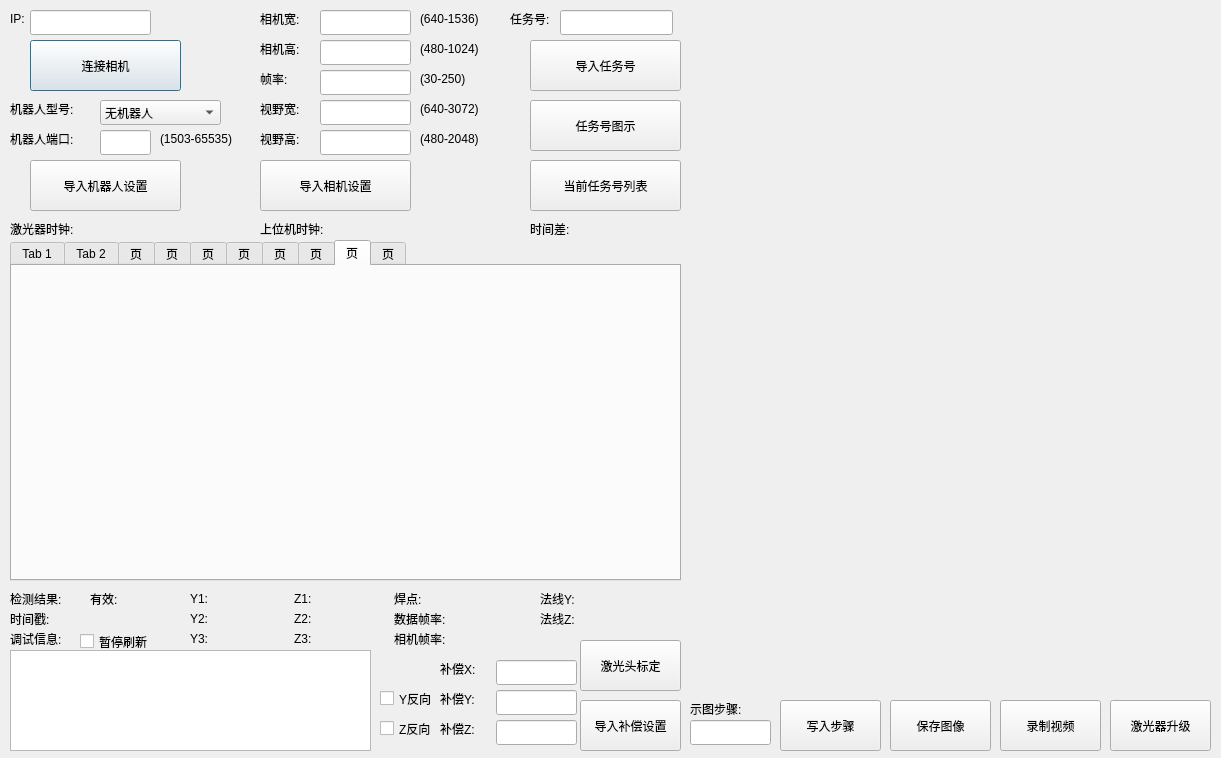
Before: the Qt Designer form qtmysunnydlg.ui in qubo188612/qtmysunny, drawn with Qt 5.
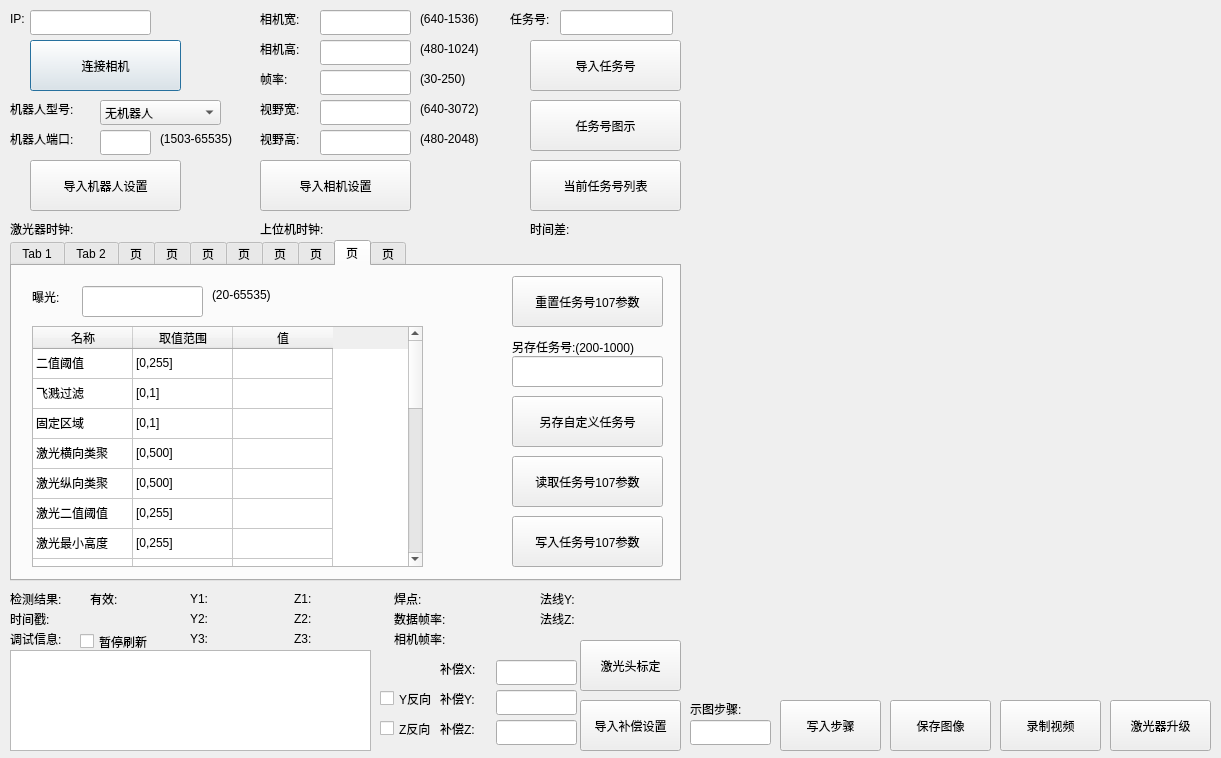
After: the same form once the commit is applied. The open tabs and pages were chosen to show the change. Custom widgets are drawn as their Qt base class.

The edit to the form file:
```diff
--- a/qtmysunnydlg.ui
+++ b/qtmysunnydlg.ui
@@ -5242,6 +5242,585 @@
     <attribute name="title">
      <string>页</string>
     </attribute>
+    <widget class="QPushButton" name="readTab9Btn">
+     <property name="geometry">
+      <rect>
+       <x>500</x>
+       <y>190</y>
+       <width>151</width>
+       <height>51</height>
+      </rect>
+     </property>
+     <property name="text">
+      <string>读取任务号107参数</string>
+     </property>
+    </widget>
+    <widget class="QLineEdit" name="alg107_othersave">
+     <property name="geometry">
+      <rect>
+       <x>500</x>
+       <y>90</y>
+       <width>151</width>
+       <height>31</height>
+      </rect>
+     </property>
+    </widget>
+    <widget class="QPushButton" name="othersaveTab9Btn">
+     <property name="geometry">
+      <rect>
+       <x>500</x>
+       <y>130</y>
+       <width>151</width>
+       <height>51</height>
+      </rect>
+     </property>
+     <property name="text">
+      <string>另存自定义任务号</string>
+     </property>
+    </widget>
+    <widget class="QLabel" name="tab9label_1">
+     <property name="geometry">
+      <rect>
+       <x>500</x>
+       <y>70</y>
+       <width>151</width>
+       <height>21</height>
+      </rect>
+     </property>
+     <property name="text">
+      <string>另存任务号:(200-1000)</string>
+     </property>
+    </widget>
+    <widget class="QLabel" name="tab9label_2">
+     <property name="geometry">
+      <rect>
+       <x>20</x>
+       <y>20</y>
+       <width>41</width>
+       <height>21</height>
+      </rect>
+     </property>
+     <property name="text">
+      <string>曝光:</string>
+     </property>
+    </widget>
+    <widget class="QPushButton" name="initTab9Btn">
+     <property name="geometry">
+      <rect>
+       <x>500</x>
+       <y>10</y>
+       <width>151</width>
+       <height>51</height>
+      </rect>
+     </property>
+     <property name="text">
+      <string>重置任务号107参数</string>
+     </property>
+    </widget>
+    <widget class="QLabel" name="tab9label_3">
+     <property name="geometry">
+      <rect>
+       <x>200</x>
+       <y>20</y>
+       <width>81</width>
+       <height>17</height>
+      </rect>
+     </property>
+     <property name="text">
+      <string>(20-65535)</string>
+     </property>
+    </widget>
+    <widget class="QTableWidget" name="tab9tableWidget">
+     <property name="geometry">
+      <rect>
+       <x>20</x>
+       <y>60</y>
+       <width>391</width>
+       <height>241</height>
+      </rect>
+     </property>
+     <attribute name="verticalHeaderVisible">
+      <bool>false</bool>
+     </attribute>
+     <row>
+      <property name="text">
+       <string>1</string>
+      </property>
+     </row>
+     <row>
+      <property name="text">
+       <string>2</string>
+      </property>
+     </row>
+     <row>
+      <property name="text">
+       <string>3</string>
+      </property>
+     </row>
+     <row>
+      <property name="text">
+       <string>4</string>
+      </property>
+     </row>
+     <row>
+      <property name="text">
+       <string>5</string>
+      </property>
+     </row>
+     <row>
+      <property name="text">
+       <string>6</string>
+      </property>
+     </row>
+     <row>
+      <property name="text">
+       <string>7</string>
+      </property>
+     </row>
+     <row>
+      <property name="text">
+       <string>8</string>
+      </property>
+     </row>
+     <row>
+      <property name="text">
+       <string>9</string>
+      </property>
+     </row>
+     <row>
+      <property name="text">
+       <string>10</string>
+      </property>
+     </row>
+     <row>
+      <property name="text">
+       <string>11</string>
+      </property>
+     </row>
+     <row>
+      <property name="text">
+       <string>12</string>
+      </property>
+     </row>
+     <row>
+      <property name="text">
+       <string>13</string>
+      </property>
+     </row>
+     <row>
+      <property name="text">
+       <string>14</string>
+      </property>
+     </row>
+     <row>
+      <property name="text">
+       <string>15</string>
+      </property>
+     </row>
+     <row>
+      <property name="text">
+       <string>16</string>
+      </property>
+     </row>
+     <row>
+      <property name="text">
+       <string>17</string>
+      </property>
+     </row>
+     <row>
+      <property name="text">
+       <string>18</string>
+      </property>
+     </row>
+     <row>
+      <property name="text">
+       <string>19</string>
+      </property>
+     </row>
+     <row>
+      <property name="text">
+       <string>20</string>
+      </property>
+     </row>
+     <row>
+      <property name="text">
+       <string>21</string>
+      </property>
+     </row>
+     <row>
+      <property name="text">
+       <string>22</string>
+      </property>
+     </row>
+     <column>
+      <property name="text">
+       <string>名称</string>
+      </property>
+     </column>
+     <column>
+      <property name="text">
+       <string>取值范围</string>
+      </property>
+     </column>
+     <column>
+      <property name="text">
+       <string>值</string>
+      </property>
+     </column>
+     <item row="0" column="0">
+      <property name="text">
+       <string>二值阈值</string>
+      </property>
+     </item>
+     <item row="0" column="1">
+      <property name="text">
+       <string>[0,255]</string>
+      </property>
+     </item>
+     <item row="0" column="2">
+      <property name="text">
+       <string/>
+      </property>
+     </item>
+     <item row="1" column="0">
+      <property name="text">
+       <string>飞溅过滤</string>
+      </property>
+     </item>
+     <item row="1" column="1">
+      <property name="text">
+       <string>[0,1]</string>
+      </property>
+     </item>
+     <item row="1" column="2">
+      <property name="text">
+       <string/>
+      </property>
+     </item>
+     <item row="2" column="0">
+      <property name="text">
+       <string>固定区域</string>
+      </property>
+     </item>
+     <item row="2" column="1">
+      <property name="text">
+       <string>[0,1]</string>
+      </property>
+     </item>
+     <item row="2" column="2">
+      <property name="text">
+       <string/>
+      </property>
+     </item>
+     <item row="3" column="0">
+      <property name="text">
+       <string>激光横向类聚</string>
+      </property>
+     </item>
+     <item row="3" column="1">
+      <property name="text">
+       <string>[0,500]</string>
+      </property>
+     </item>
+     <item row="3" column="2">
+      <property name="text">
+       <string/>
+      </property>
+     </item>
+     <item row="4" column="0">
+      <property name="text">
+       <string>激光纵向类聚</string>
+      </property>
+     </item>
+     <item row="4" column="1">
+      <property name="text">
+       <string>[0,500]</string>
+      </property>
+     </item>
+     <item row="4" column="2">
+      <property name="text">
+       <string/>
+      </property>
+     </item>
+     <item row="5" column="0">
+      <property name="text">
+       <string>激光二值阈值</string>
+      </property>
+     </item>
+     <item row="5" column="1">
+      <property name="text">
+       <string>[0,255]</string>
+      </property>
+     </item>
+     <item row="5" column="2">
+      <property name="text">
+       <string/>
+      </property>
+     </item>
+     <item row="6" column="0">
+      <property name="text">
+       <string>激光最小高度</string>
+      </property>
+     </item>
+     <item row="6" column="1">
+      <property name="text">
+       <string>[0,255]</string>
+      </property>
+     </item>
+     <item row="6" column="2">
+      <property name="text">
+       <string/>
+      </property>
+     </item>
+     <item row="7" column="0">
+      <property name="text">
+       <string>激光最小长度</string>
+      </property>
+     </item>
+     <item row="7" column="1">
+      <property name="text">
+       <string>[0,255]</string>
+      </property>
+     </item>
+     <item row="7" column="2">
+      <property name="text">
+       <string/>
+      </property>
+     </item>
+     <item row="8" column="0">
+      <property name="text">
+       <string>激光最粗限制</string>
+      </property>
+     </item>
+     <item row="8" column="1">
+      <property name="text">
+       <string>[0,20]</string>
+      </property>
+     </item>
+     <item row="8" column="2">
+      <property name="text">
+       <string/>
+      </property>
+     </item>
+     <item row="9" column="0">
+      <property name="text">
+       <string>侧板激光最大斜率</string>
+      </property>
+     </item>
+     <item row="9" column="1">
+      <property name="text">
+       <string>[0,5000]</string>
+      </property>
+     </item>
+     <item row="9" column="2">
+      <property name="text">
+       <string/>
+      </property>
+     </item>
+     <item row="10" column="0">
+      <property name="text">
+       <string>侧板激光最小斜率</string>
+      </property>
+     </item>
+     <item row="10" column="1">
+      <property name="text">
+       <string>[-2000,2000]</string>
+      </property>
+     </item>
+     <item row="10" column="2">
+      <property name="text">
+       <string/>
+      </property>
+     </item>
+     <item row="11" column="0">
+      <property name="text">
+       <string>侧板激光最小长度</string>
+      </property>
+     </item>
+     <item row="11" column="1">
+      <property name="text">
+       <string>[1,500]</string>
+      </property>
+     </item>
+     <item row="11" column="2">
+      <property name="text">
+       <string/>
+      </property>
+     </item>
+     <item row="12" column="0">
+      <property name="text">
+       <string>底板激光最小斜率</string>
+      </property>
+     </item>
+     <item row="12" column="1">
+      <property name="text">
+       <string>[-5000,0]</string>
+      </property>
+     </item>
+     <item row="12" column="2">
+      <property name="text">
+       <string/>
+      </property>
+     </item>
+     <item row="13" column="0">
+      <property name="text">
+       <string>底板激光最大斜率</string>
+      </property>
+     </item>
+     <item row="13" column="1">
+      <property name="text">
+       <string>[-2000,2000]</string>
+      </property>
+     </item>
+     <item row="13" column="2">
+      <property name="text">
+       <string/>
+      </property>
+     </item>
+     <item row="14" column="0">
+      <property name="text">
+       <string>底板激光最小长度</string>
+      </property>
+     </item>
+     <item row="14" column="1">
+      <property name="text">
+       <string>[1,500]</string>
+      </property>
+     </item>
+     <item row="14" column="2">
+      <property name="text">
+       <string/>
+      </property>
+     </item>
+     <item row="15" column="0">
+      <property name="text">
+       <string>侧板激光最远起点</string>
+      </property>
+     </item>
+     <item row="15" column="1">
+      <property name="text">
+       <string>[0,500]</string>
+      </property>
+     </item>
+     <item row="15" column="2">
+      <property name="text">
+       <string/>
+      </property>
+     </item>
+     <item row="16" column="0">
+      <property name="text">
+       <string>侧板激光最近终点</string>
+      </property>
+     </item>
+     <item row="16" column="1">
+      <property name="text">
+       <string>[0,1500]</string>
+      </property>
+     </item>
+     <item row="16" column="2">
+      <property name="text">
+       <string/>
+      </property>
+     </item>
+     <item row="17" column="0">
+      <property name="text">
+       <string>底板激光最远起点</string>
+      </property>
+     </item>
+     <item row="17" column="1">
+      <property name="text">
+       <string>[0,500]</string>
+      </property>
+     </item>
+     <item row="17" column="2">
+      <property name="text">
+       <string/>
+      </property>
+     </item>
+     <item row="18" column="0">
+      <property name="text">
+       <string>底板激光最近终点</string>
+      </property>
+     </item>
+     <item row="18" column="1">
+      <property name="text">
+       <string>[0,1500]</string>
+      </property>
+     </item>
+     <item row="18" column="2">
+      <property name="text">
+       <string/>
+      </property>
+     </item>
+     <item row="19" column="0">
+      <property name="text">
+       <string>侧板距焊缝统计起点</string>
+      </property>
+     </item>
+     <item row="19" column="1">
+      <property name="text">
+       <string>[0,500]</string>
+      </property>
+     </item>
+     <item row="19" column="2">
+      <property name="text">
+       <string/>
+      </property>
+     </item>
+     <item row="20" column="0">
+      <property name="text">
+       <string>底板距焊缝统计起点</string>
+      </property>
+     </item>
+     <item row="20" column="1">
+      <property name="text">
+       <string>[0,500]</string>
+      </property>
+     </item>
+     <item row="20" column="2">
+      <property name="text">
+       <string/>
+      </property>
+     </item>
+     <item row="21" column="0">
+      <property name="text">
+       <string>底板距焊缝统计终点</string>
+      </property>
+     </item>
+     <item row="21" column="1">
+      <property name="text">
+       <string>[0,500]</string>
+      </property>
+     </item>
+     <item row="21" column="2">
+      <property name="text">
+       <string/>
+      </property>
+     </item>
+    </widget>
+    <widget class="QPushButton" name="writeTab9Btn">
+     <property name="geometry">
+      <rect>
+       <x>500</x>
+       <y>250</y>
+       <width>151</width>
+       <height>51</height>
+      </rect>
+     </property>
+     <property name="text">
+      <string>写入任务号107参数</string>
+     </property>
+    </widget>
+    <widget class="QLineEdit" name="alg107_threshold">
+     <property name="geometry">
+      <rect>
+       <x>70</x>
+       <y>20</y>
+       <width>121</width>
+       <height>31</height>
+      </rect>
+     </property>
+    </widget>
    </widget>
    <widget class="QWidget" name="tab_10">
     <attribute name="title">
```
Left out of the diff: 4 changed lines with no effect on the pictures.
